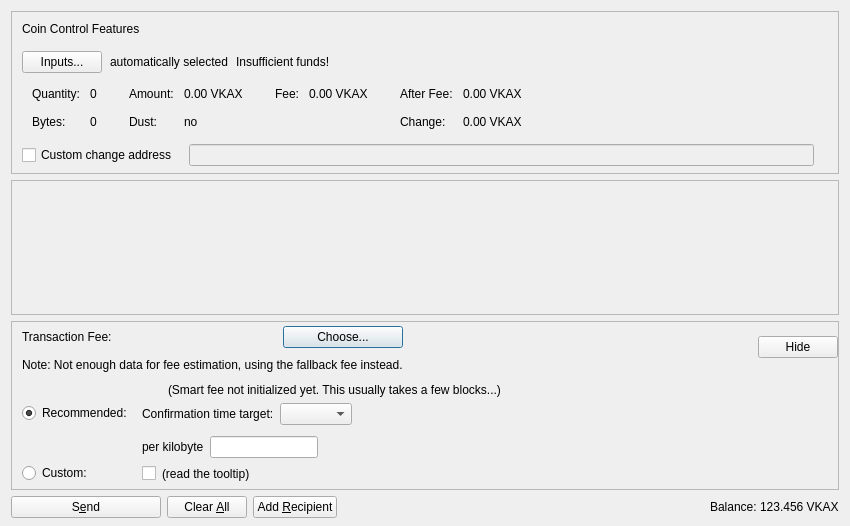
This is src/qt/forms/sendcoinsdialog.ui in vkaxproject/vkax as Qt 5 draws it before an edit. The edited form follows.
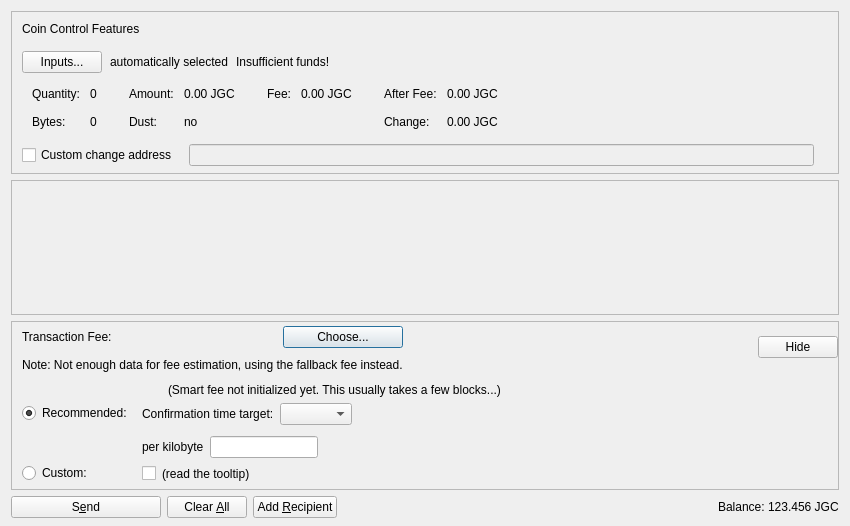
This is the edited form. Custom widgets are drawn as their Qt base class.

Commit message: Rename vkax to jagoancoin

Diff of the .ui file:
```diff
--- a/src/qt/forms/sendcoinsdialog.ui
+++ b/src/qt/forms/sendcoinsdialog.ui
@@ -288,7 +288,7 @@
                   <enum>Qt::ActionsContextMenu</enum>
                  </property>
                  <property name="text">
-                  <string notr="true">0.00 VKAX</string>
+                  <string notr="true">0.00 JGC</string>
                  </property>
                  <property name="textInteractionFlags">
                   <set>Qt::LinksAccessibleByMouse|Qt::TextSelectableByKeyboard|Qt::TextSelectableByMouse</set>
@@ -356,7 +356,7 @@
                   <enum>Qt::ActionsContextMenu</enum>
                  </property>
                  <property name="text">
-                  <string notr="true">0.00 VKAX</string>
+                  <string notr="true">0.00 JGC</string>
                  </property>
                  <property name="textInteractionFlags">
                   <set>Qt::LinksAccessibleByMouse|Qt::TextSelectableByKeyboard|Qt::TextSelectableByMouse</set>
@@ -401,7 +401,7 @@
                   <enum>Qt::ActionsContextMenu</enum>
                  </property>
                  <property name="text">
-                  <string notr="true">0.00 VKAX</string>
+                  <string notr="true">0.00 JGC</string>
                  </property>
                  <property name="textInteractionFlags">
                   <set>Qt::LinksAccessibleByMouse|Qt::TextSelectableByKeyboard|Qt::TextSelectableByMouse</set>
@@ -424,7 +424,7 @@
                   <enum>Qt::ActionsContextMenu</enum>
                  </property>
                  <property name="text">
-                  <string notr="true">0.00 VKAX</string>
+                  <string notr="true">0.00 JGC</string>
                  </property>
                  <property name="textInteractionFlags">
                   <set>Qt::LinksAccessibleByMouse|Qt::TextSelectableByKeyboard|Qt::TextSelectableByMouse</set>
@@ -1156,7 +1156,7 @@
           <cursorShape>IBeamCursor</cursorShape>
          </property>
          <property name="text">
-          <string notr="true">123.456 VKAX</string>
+          <string notr="true">123.456 JGC</string>
          </property>
          <property name="textInteractionFlags">
           <set>Qt::LinksAccessibleByMouse|Qt::TextSelectableByKeyboard|Qt::TextSelectableByMouse</set>
```
Left out of the diff: 4 changed lines with no effect on the pictures. The commit also changes 226 other files.
